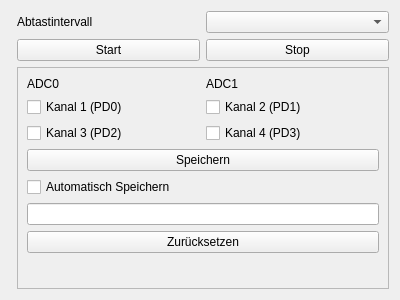
First picture: the form in lenlab/app/loggerform.ui, repository kalanzun/red_lenlab, before the edit.
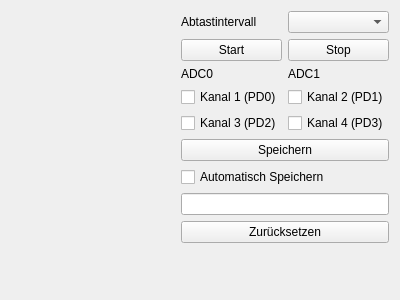
Second picture: the form after the edit. Custom widgets are drawn as their Qt base class.

Commit message: Remove Scrolled Window from GUI

Patch:
```diff
--- a/lenlab/app/loggerform.ui
+++ b/lenlab/app/loggerform.ui
@@ -13,7 +13,7 @@
   <property name="windowTitle">
    <string>Form</string>
   </property>
-  <layout class="QHBoxLayout" name="horizontalLayout_3">
+  <layout class="QHBoxLayout" name="horizontalLayout_3" stretch="1,0">
    <item>
     <widget class="app::LabChart" name="labChart" native="true"/>
    </item>
@@ -52,21 +52,6 @@
       </layout>
      </item>
      <item>
-      <widget class="QScrollArea" name="scrollArea">
-       <property name="widgetResizable">
-        <bool>true</bool>
-       </property>
-       <widget class="QWidget" name="scrollAreaWidgetContents">
-        <property name="geometry">
-         <rect>
-          <x>0</x>
-          <y>0</y>
-          <width>348</width>
-          <height>216</height>
-         </rect>
-        </property>
-        <layout class="QVBoxLayout" name="verticalLayout_2">
-         <item>
           <layout class="QGridLayout" name="gridLayout">
            <item row="0" column="0">
             <widget class="QLabel" name="label_2">
@@ -148,10 +133,6 @@
             </size>
            </property>
           </spacer>
-         </item>
-        </layout>
-       </widget>
-      </widget>
      </item>
     </layout>
    </item>
```
Lines whose indentation alone changed are shown as unchanged. The commit also changes 2 other files.
